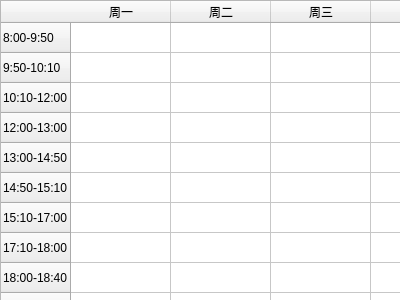
Arthur381/QTproject, file realProgect/schedulemsy.ui: the form before one commit.
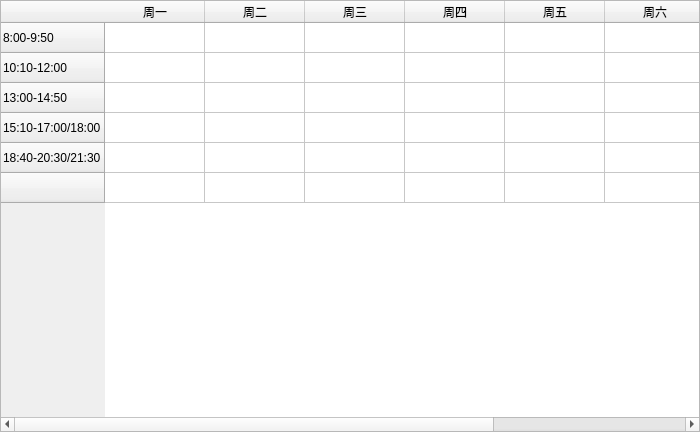
The form after the commit.

```diff
--- a/realProgect/schedulemsy.ui
+++ b/realProgect/schedulemsy.ui
@@ -6,10 +6,22 @@
    <rect>
     <x>0</x>
     <y>0</y>
-    <width>400</width>
-    <height>300</height>
+    <width>700</width>
+    <height>432</height>
    </rect>
   </property>
+  <property name="minimumSize">
+   <size>
+    <width>700</width>
+    <height>432</height>
+   </size>
+  </property>
+  <property name="maximumSize">
+   <size>
+    <width>700</width>
+    <height>432</height>
+   </size>
+  </property>
   <property name="windowTitle">
    <string>Form</string>
   </property>
@@ -18,10 +30,22 @@
     <rect>
      <x>0</x>
      <y>0</y>
-     <width>421</width>
-     <height>321</height>
+     <width>700</width>
+     <height>432</height>
     </rect>
    </property>
+   <property name="minimumSize">
+    <size>
+     <width>700</width>
+     <height>432</height>
+    </size>
+   </property>
+   <property name="maximumSize">
+    <size>
+     <width>700</width>
+     <height>432</height>
+    </size>
+   </property>
    <property name="autoScroll">
     <bool>false</bool>
    </property>
@@ -30,21 +54,11 @@
      <string>8:00-9:50</string>
     </property>
    </row>
-   <row>
-    <property name="text">
-     <string>9:50-10:10</string>
-    </property>
-   </row>
    <row>
     <property name="text">
      <string>10:10-12:00</string>
     </property>
    </row>
-   <row>
-    <property name="text">
-     <string>12:00-13:00</string>
-    </property>
-   </row>
    <row>
     <property name="text">
      <string>13:00-14:50</string>
@@ -52,32 +66,12 @@
    </row>
    <row>
     <property name="text">
-     <string>14:50-15:10</string>
+     <string>15:10-17:00/18:00</string>
     </property>
    </row>
    <row>
     <property name="text">
-     <string>15:10-17:00</string>
-    </property>
-   </row>
-   <row>
-    <property name="text">
-     <string>17:10-18:00</string>
-    </property>
-   </row>
-   <row>
-    <property name="text">
-     <string>18:00-18:40</string>
-    </property>
-   </row>
-   <row>
-    <property name="text">
-     <string>18:40-20:30</string>
-    </property>
-   </row>
-   <row>
-    <property name="text">
-     <string>20:30-21:30</string>
+     <string>18:40-20:30/21:30</string>
     </property>
    </row>
    <row>
```
